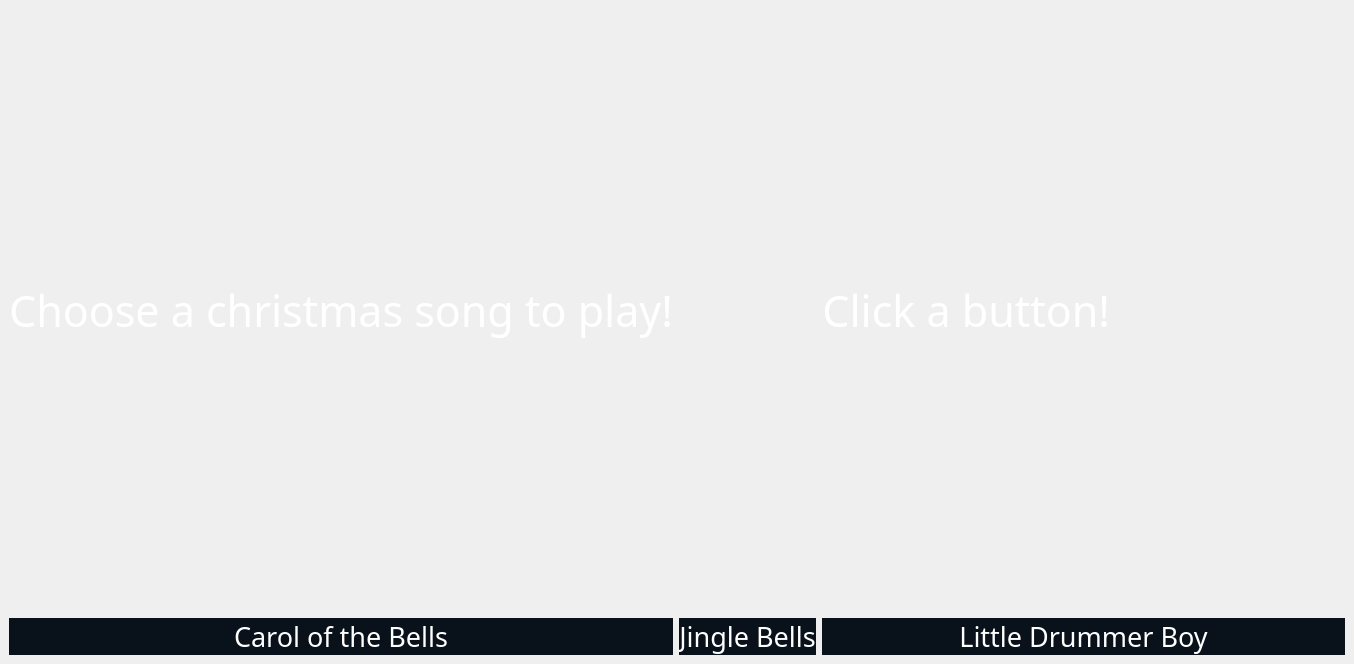
The window that test.ui (JasonLuckow/ProjectLab2) describes before a commit, drawn with Qt 5.
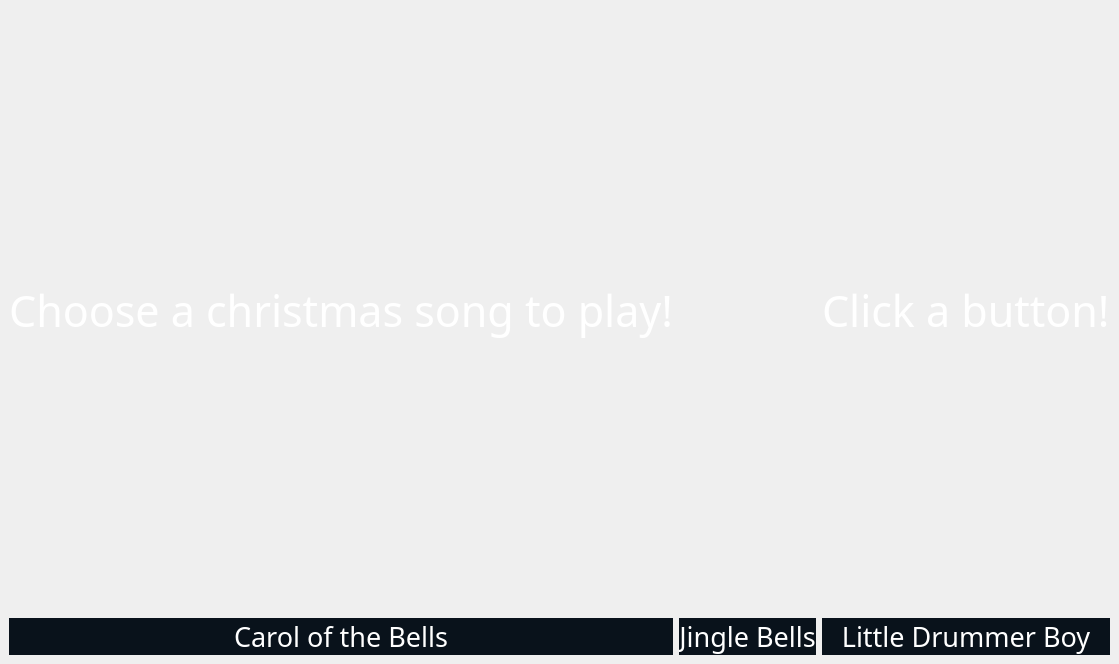
The same window after the commit.

The edit to the form file:
```diff
--- a/test.ui
+++ b/test.ui
@@ -115,10 +115,10 @@
 font: 32pt &quot;SantasSleighFull&quot;;</string>
       </property>
       <property name="text">
-       <string>Click a button!                     </string>
+       <string>Click a button!</string>
       </property>
       <property name="alignment">
-       <set>Qt::AlignCenter</set>
+       <set>Qt::AlignLeading|Qt::AlignLeft|Qt::AlignVCenter</set>
       </property>
      </widget>
     </item>
```
